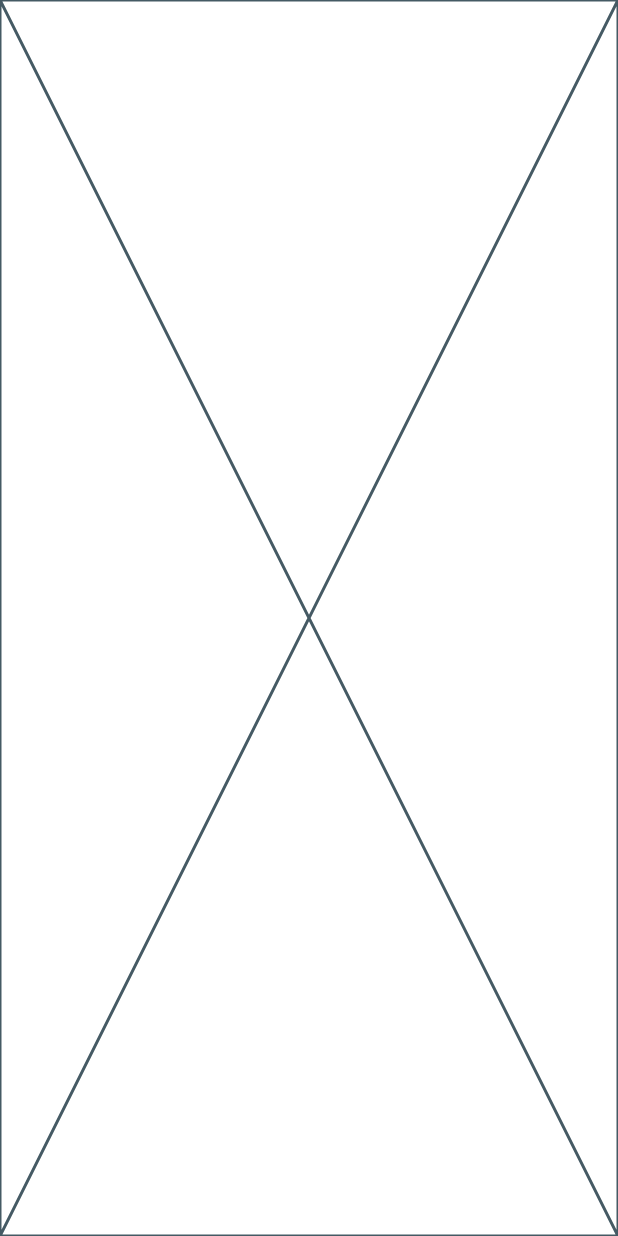
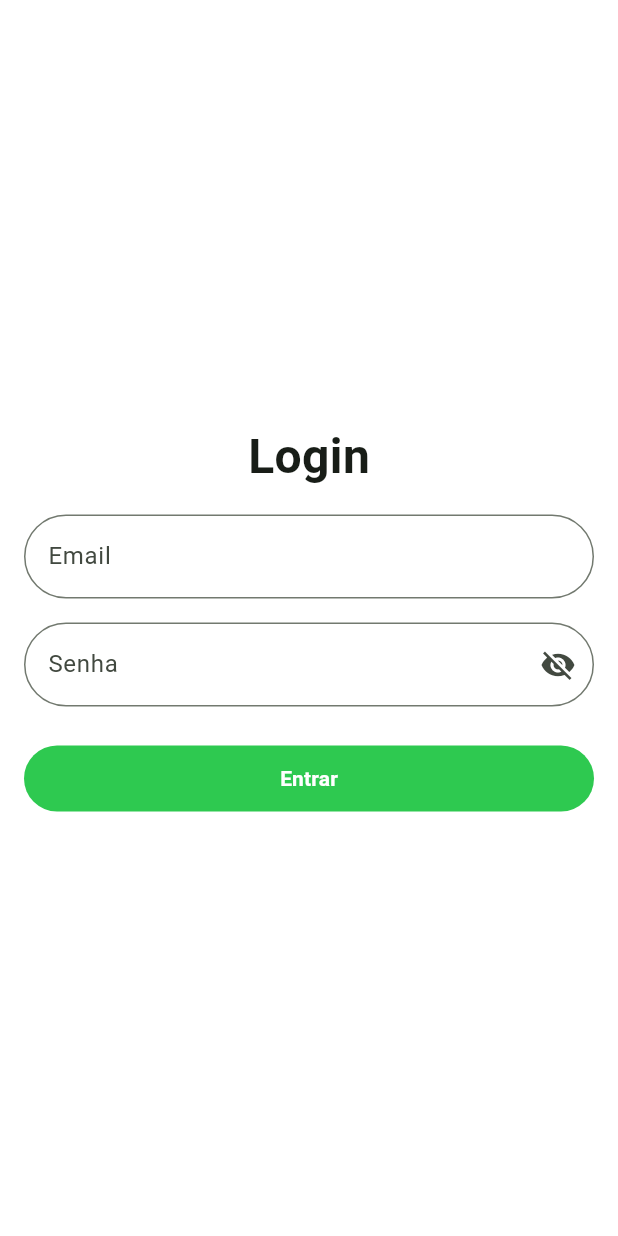
Before and after one commit to JesseLD/Group-System, a Flutter app: the screen it shows after launch, on a phone screen of 412 x 824 dp. Run offline on Flutter 3.47's test engine with Material 3 defaults, Android fonts, the phone set to English and light mode, and no system bars.

Commit message:
Added Login Page!

```diff
--- /dev/null
+++ b/group_system_app/lib/common/constants/app_input_decoration.dart
@@ -0,0 +1,9 @@
+import 'package:flutter/material.dart';
+
+class AppInputDecoration {
+  static final primaryInput = InputDecoration(
+    border: OutlineInputBorder(
+      borderRadius: BorderRadius.circular(99),
+    ),
+  );
+}
--- /dev/null
+++ b/group_system_app/lib/common/constants/app_text_styles.dart
@@ -0,0 +1,14 @@
+import 'package:flutter/material.dart';
+
+class AppTextStyles {
+  AppTextStyles._();
+
+  static final title = TextStyle(
+    fontSize: 32,
+    fontWeight: FontWeight.bold,
+  );
+  static final button = TextStyle(
+    fontSize: 14,
+    fontWeight: FontWeight.bold,
+  );
+}
--- a/group_system_app/lib/common/router/app_router.dart
+++ b/group_system_app/lib/common/router/app_router.dart
@@ -1,4 +1,5 @@
 import 'package:flutter/material.dart';
+import 'package:group_system_app/features/login/presentation/pages/login_page.dart';
 import 'package:group_system_app/features/splash/presentation/pages/splash_page.dart';
 
 class AppRouter {
@@ -7,6 +8,11 @@ class AppRouter {
       case "/":
         return MaterialPageRoute(
           builder: (_) => const SplashPage(),
+        );
+
+      case "/login":
+        return MaterialPageRoute(
+          builder: (_) => const LoginPage(),
         );
 
       default:
--- /dev/null
+++ b/group_system_app/lib/features/login/presentation/pages/login_page.dart
@@ -0,0 +1,125 @@
+import 'package:flutter/material.dart';
+import 'package:group_system_app/common/constants/app_colors.dart';
+import 'package:group_system_app/common/constants/app_input_decoration.dart';
+import 'package:group_system_app/common/constants/app_text_styles.dart';
+
+class LoginPage extends StatefulWidget {
+  const LoginPage({super.key});
+
+  @override
+  State<LoginPage> createState() => _LoginPageState();
+}
+
+class _LoginPageState extends State<LoginPage> {
+  final _formKey = GlobalKey<FormState>();
+
+  bool _obscureText = true;
+
+  @override
+  Widget build(BuildContext context) {
+    return Scaffold(
+      body: Form(
+        key: _formKey,
+        child: Padding(
+          padding: const EdgeInsets.all(16.0),
+          child: Center(
+            child: Column(
+              mainAxisAlignment: MainAxisAlignment.center,
+              children: [
+                Text(
+                  "Login",
+                  style: AppTextStyles.title,
+                ),
+                SizedBox(
+                  height: 16,
+                ),
+                TextFormField(
+                  decoration: AppInputDecoration.primaryInput.copyWith(
+                    labelText: "Email",
+                    hintText: "Insira o seu email!",
+                  ),
+                  validator: (value) {
+                    if (value == null || value.isEmpty) {
+                      return "Campo obrigatório!";
+                    }
+
+                    if (value.length < 5) {
+                      return "Email inválido!";
+                    }
+
+                    if (!value.contains("@") || !value.contains(".")) {
+                      return "Email inválido!";
+                    }
+
+                    return null;
+                  },
+                ),
+                SizedBox(
+                  height: 16,
+                ),
+                TextFormField(
+                  decoration: AppInputDecoration.primaryInput.copyWith(
+                    labelText: "Senha",
+                    hintText: "Insira a sua senha!",
+                    suffixIcon: _obscureText
+                        ? IconButton(
+                            onPressed: () {
+                              setState(() {
+                                _obscureText = !_obscureText;
+                              });
+                            },
+                            icon: Icon(Icons.visibility_off),
+                          )
+                        : IconButton(
+                            onPressed: () {
+                              setState(() {
+                                _obscureText = !_obscureText;
+                              });
+                            },
+                            icon: Icon(Icons.visibility),
+                          ),
+                  ),
+                  obscureText: _obscureText,
+                  validator: (value) {
+                    if (value == null || value.isEmpty) {
+                      return "Campo obrigatório!";
+                    }
+
+                    if (value.length < 6) {
+                      return "Senha inválida!";
+                    }
+
+                    return null;
+                  },
+                ),
+                SizedBox(
+                  height: 24,
+                ),
+                Row(
+                  children: [
+                    Expanded(
+                      child: ElevatedButton(
+                        onPressed: () {},
+                        style: ElevatedButton.styleFrom(
+                          elevation: 0,
+                          backgroundColor: AppColors.primary,
+                          padding: EdgeInsets.symmetric(vertical: 12),
+                        ),
+                        child: Text(
+                          "Entrar",
+                          style: AppTextStyles.button.copyWith(
+                            color: Colors.white,
+                          ),
+                        ),
+                      ),
+                    ),
+                  ],
+                ),
+              ],
+            ),
+          ),
+        ),
+      ),
+    );
+  }
+}
```
Also changed, not shown: group_system_app/lib/features/splash/presentation/pages/splash_page.dart (+25 -1 lines), group_system_app/lib/common/constants/app_input_validators.dart (added).
